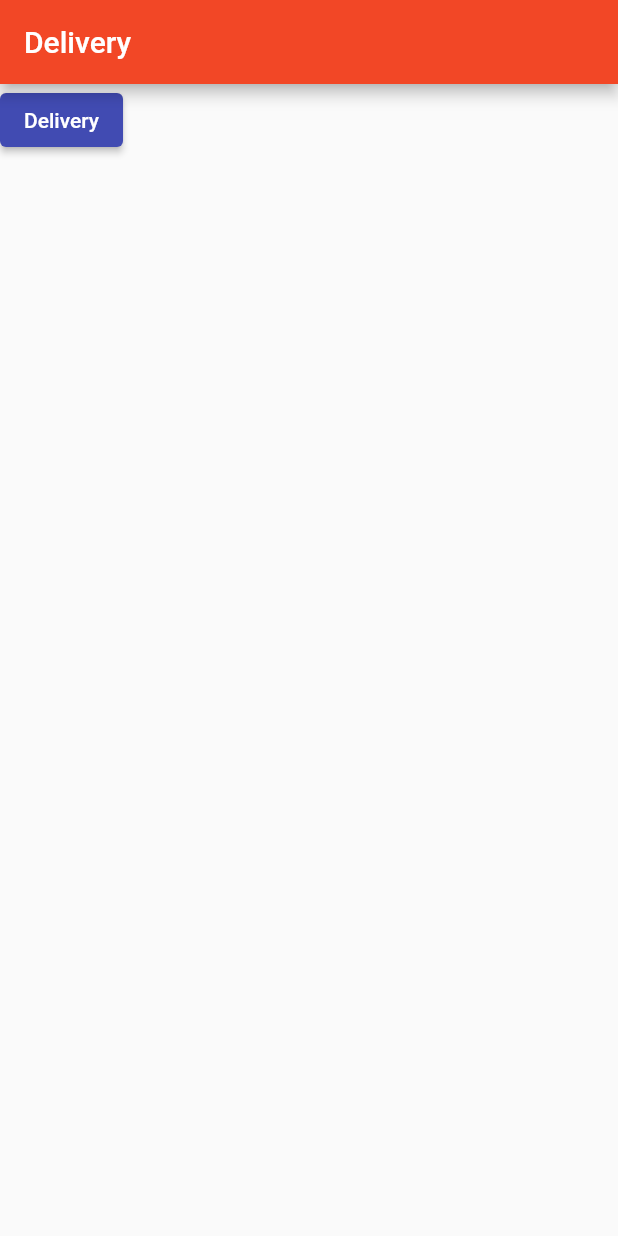
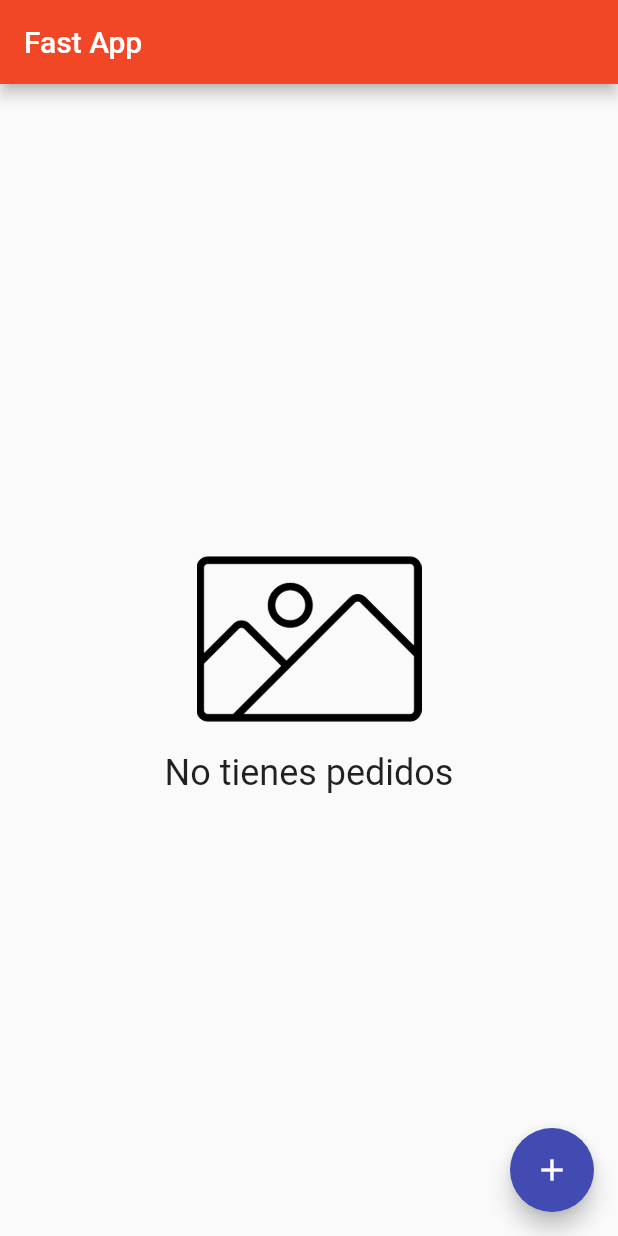
Before and after one commit to estebanhiguitad/DeliverCourier, a Flutter app: the screen it shows after launch, on a phone screen of 412 x 824 dp. Run offline on Flutter 3.47's test engine with Material 2 defaults, Android fonts, the phone set to English and light mode, and no system bars.

Commit message:
Agregar pantalla vacía para órdenes

```diff
--- /dev/null
+++ b/lib/constants.dart
@@ -0,0 +1 @@
+const nameApp = "Fast App";
--- a/lib/delivery_app.dart
+++ b/lib/delivery_app.dart
@@ -1,4 +1,6 @@
 import 'package:flutter/material.dart';
+
+import 'constants.dart';
 
 class DeliveryApp extends StatelessWidget {
   const DeliveryApp({Key? key}) : super(key: key);
@@ -7,13 +9,31 @@ class DeliveryApp extends StatelessWidget {
   Widget build(BuildContext context) {
     return Scaffold(
       appBar: AppBar(
-        title: const Text('Delivery'),
+        title: const Text(nameApp),
       ),
       body: SafeArea(
-        child: ElevatedButton(
-          onPressed: () {},
-          child: const Text('Delivery'),
+        child: Expanded(
+          child: Center(
+            child: Column(
+              crossAxisAlignment: CrossAxisAlignment.center,
+              mainAxisAlignment: MainAxisAlignment.center,
+              children: [
+                const Image(
+                  image: AssetImage('assets/empty_placeholder.png'),
+                  width: 150,
+                ),
+                Text(
+                  "No tienes pedidos",
+                  style: Theme.of(context).textTheme.headline5,
+                )
+              ],
+            ),
+          ),
         ),
+      ),
+      floatingActionButton: FloatingActionButton(
+        onPressed: () {},
+        child: const Icon(Icons.add),
       ),
     );
   }
--- a/pubspec.yaml
+++ b/pubspec.yaml
@@ -28,3 +28,5 @@ dev_dependencies:
 flutter:
 
   uses-material-design: true
+  assets:
+    - assets/empty_placeholder.png
```
Also changed, not shown: assets/empty_placeholder.png (added).
